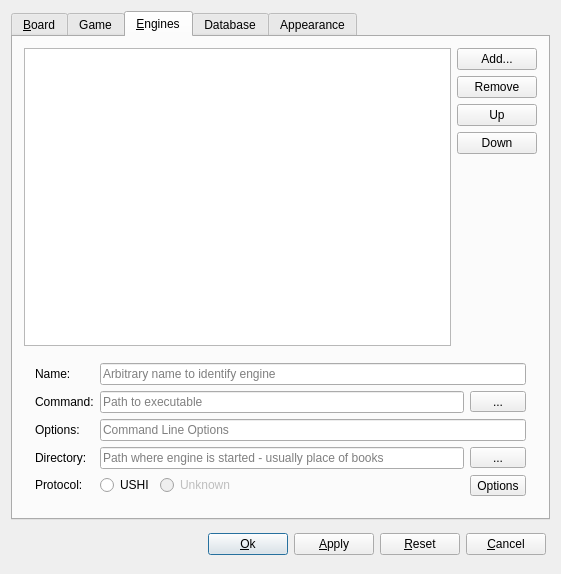
First picture: the form in src/gui/preferences.ui, repository franzm/shatrabase, before the edit.
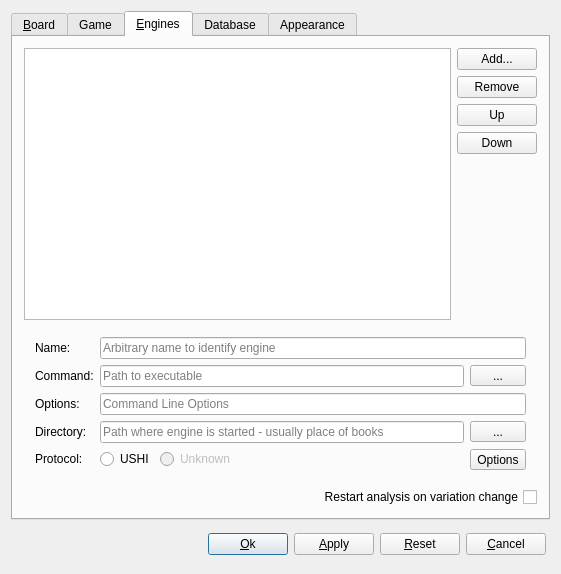
Second picture: the form after the edit. The open tabs and pages were chosen to show the change. Custom widgets are drawn as their Qt base class.

Commit message: added restart-on-mpv-change option for Analysis

```diff
--- a/src/gui/preferences.ui
+++ b/src/gui/preferences.ui
@@ -1283,6 +1283,16 @@
          </item>
         </layout>
        </item>
+       <item row="2" column="0">
+        <widget class="QCheckBox" name="engineRestartCheck">
+         <property name="layoutDirection">
+          <enum>Qt::RightToLeft</enum>
+         </property>
+         <property name="text">
+          <string>Restart analysis on variation change</string>
+         </property>
+        </widget>
+       </item>
       </layout>
      </widget>
      <widget class="QWidget" name="tabAdvanced">
```
Left out of the diff: 110 changed lines with no effect on the pictures. The commit also changes 5 other files.
